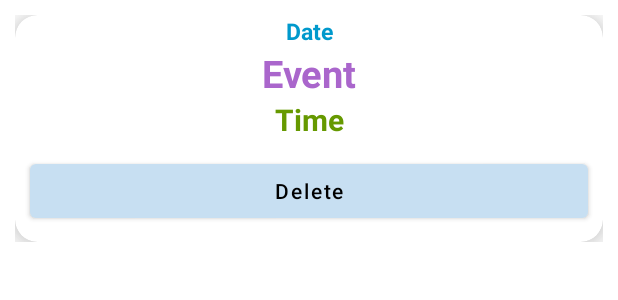
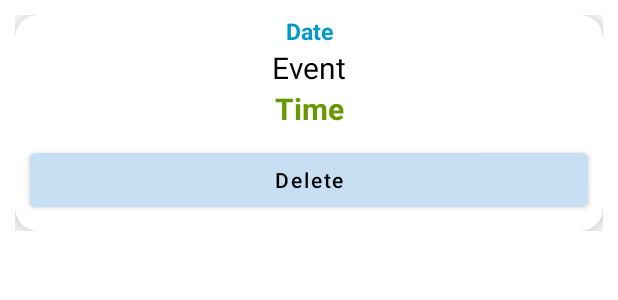
Before and after one commit to bae1022/Blooming, an Android app: the layout show_events_rowlayout.xml on its own in the app's theme, with its tools: preview values and no code run, on a phone screen of 412 x 824 dp. Shown: the top 300 px of the screen. Run offline under Robolectric (Android 15) with nearby library versions, the phone set to English and light mode, and no system bars.

Commit message:
//customDiary update add_event design

```diff
--- a/app/src/main/res/layout/add_newevent_layout.xml
+++ b/app/src/main/res/layout/add_newevent_layout.xml
@@ -2,7 +2,7 @@
 <LinearLayout xmlns:android="http://schemas.android.com/apk/res/android"
     android:orientation="vertical" android:layout_width="match_parent"
     android:layout_height="wrap_content"
-    android:background="@android:color/holo_orange_light">
+    android:background="@color/blue3">
 
     <EditText
         android:layout_width="match_parent"
--- a/app/src/main/res/layout/show_events_layout.xml
+++ b/app/src/main/res/layout/show_events_layout.xml
@@ -4,7 +4,7 @@
     android:orientation="vertical"
     android:layout_width="match_parent"
     android:layout_height="wrap_content"
-    android:background="@android:color/holo_blue_light">
+    android:background="@color/blue2">
 
     <androidx.recyclerview.widget.RecyclerView
         android:layout_width="match_parent"
--- a/app/src/main/res/layout/show_events_rowlayout.xml
+++ b/app/src/main/res/layout/show_events_rowlayout.xml
@@ -32,9 +32,9 @@
                 android:layout_height="wrap_content"
                 android:gravity="center"
                 android:text="Event"
-                android:textColor="@android:color/holo_purple"
-                android:textSize="25dp"
-                android:textStyle="bold" />
+                android:textColor="@color/black"
+                android:textSize="20dp"
+                android:textStyle="normal" />
 
             <TextView
                 android:layout_width="match_parent"
```
